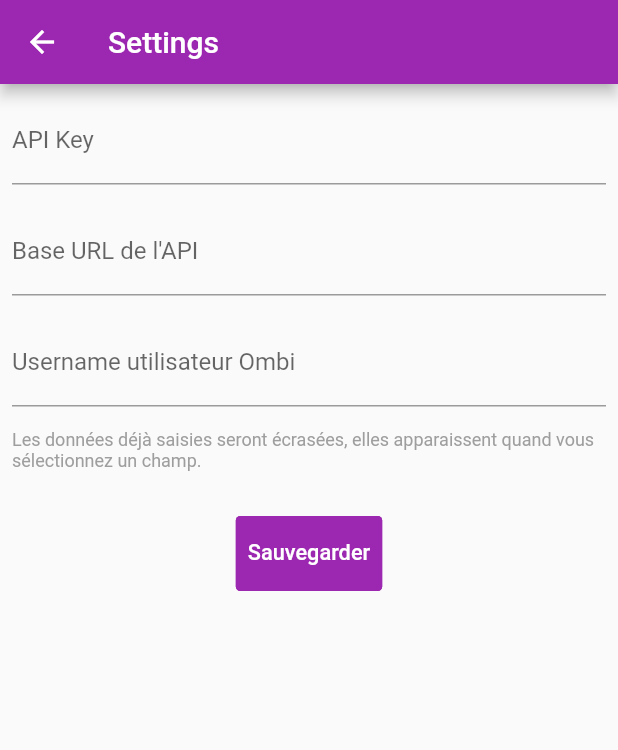
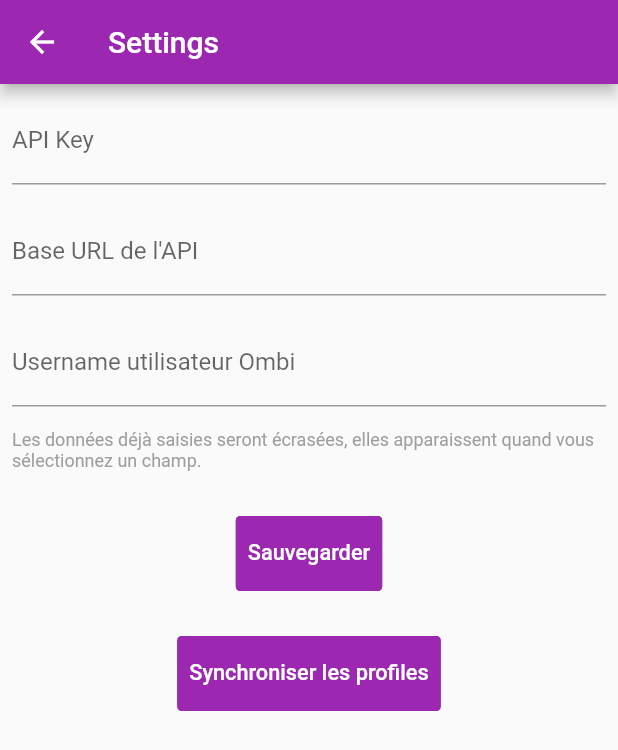
Before and after one commit to RubenVP2/ombi-requester, a Flutter app: the screen it shows after launch, after a tap on the "settings" icon, on a phone screen of 412 x 824 dp. Shown: the top 750 px of the screen. Run offline on Flutter 3.47's test engine with Material 2 defaults, Android fonts, the phone set to English and light mode, and no system bars; drawn by our look-alikes of getwidget; our stand-ins replace adaptive_theme, shared_preferences.

Commit message:
Ajout de la récupération des profiles Sonarr

```diff
--- a/lib/Screen/Settings.dart
+++ b/lib/Screen/Settings.dart
@@ -1,5 +1,7 @@
 import 'package:flutter/material.dart';
+import 'package:fluttertest/Service/http_service.dart';
 import 'package:getwidget/getwidget.dart';
+import 'package:intl/intl.dart';
 import '../globals.dart';
 
 class SettingsPage extends StatefulWidget {
@@ -11,6 +13,11 @@ class SettingsPage extends StatefulWidget {
 
 class _SettingsPageState extends State<SettingsPage> {
 
+  HttpService httpService = HttpService();
+
+  bool _isLoading = false;
+
+  // Controller for the text field
   final textControllerApiKey = TextEditingController();
   final textControllerBaseUrl = TextEditingController();
   final textControllerUsername = TextEditingController();
@@ -28,7 +35,6 @@ class _SettingsPageState extends State<SettingsPage> {
     textControllerBaseUrl.text.isNotEmpty ? App.localStorage?.setString('baseUrl', textControllerBaseUrl.text) : null;
     textControllerUsername.text.isNotEmpty ? App.localStorage?.setString('username', textControllerUsername.text) : null;
   }
-
 
   @override
   initState() {
@@ -106,6 +112,49 @@ class _SettingsPageState extends State<SettingsPage> {
                 },
                 text: 'Sauvegarder',
               ),
+              const SizedBox(height: 30),
+              // Button pour sync les profiles de radarr
+              _isLoading
+                  ?
+              const Padding(
+                  padding: const EdgeInsets.all(8.0),
+                  child: const CircularProgressIndicator(),
+                )
+                  :
+              GFButton(
+                color: Colors.purple,
+                size: GFSize.LARGE,
+                onPressed: () {
+                  setState(() => _isLoading = true);
+                  // Enregistrement en localStorage de la date courante pour la synchronisation formatter jj/mm/aaaa hh:mm:ss
+                  App.localStorage?.setString('lastSync', DateFormat('yyyy-MM-dd – kk:mm').format(DateTime.now()));
+                  httpService.syncProfiles().then((value) {
+                    GFToast.showToast(
+                      value,
+                      context,
+                      toastPosition: GFToastPosition.BOTTOM,
+                      toastDuration: 3,
+                      backgroundColor: Colors.purple,
+                      trailing: const Icon(
+                        Icons.info,
+                        color: Colors.black,
+                      ),
+                    );
+                  });
+                  setState(() => _isLoading = false);
+                },
+                text: 'Synchroniser les profiles',
+              ),
+              // Show last sync
+              const SizedBox(height: 15),
+              Text(
+                App.localStorage?.getString('lastSync') == null ? '' : 'Dernière synchronisation : ${App.localStorage?.getString('lastSync')}',
+                style:  const TextStyle(
+                  fontSize: 12,
+                  fontWeight: FontWeight.normal,
+                  color: Colors.grey,
+                ),
+              ),
             ],
           ),
         ),
--- a/lib/Service/http_service.dart
+++ b/lib/Service/http_service.dart
@@ -34,7 +34,7 @@ class HttpService {
 
     try {
       res = await get(url, headers: {
-        "ApiKey": "8d116c0af172470f83a9b454e1ea7bb2"
+        "ApiKey": apiKey,
       }
       );
     } catch (e) {
@@ -70,7 +70,7 @@ class HttpService {
     // Encode Map to JSON
     var body = jsonEncode(data);
     // Envoi de la requête
-    Response res = await post(url, headers: {"Content-Type": "application/json", "ApiKey": "8d116c0af172470f83a9b454e1ea7bb2", "UserName": "ruben"}, body: body);
+    Response res = await post(url, headers: {"Content-Type": "application/json", "ApiKey": apiKey, "UserName": username}, body: body);
 
     if ( res.statusCode == 200 ) {
       var body = jsonDecode(res.body);
@@ -88,7 +88,7 @@ class HttpService {
     var url = Uri.parse("$baseUrl/v1/Request/movie");
 
     Response res = await get(url, headers: {
-        "ApiKey": "8d116c0af172470f83a9b454e1ea7bb2"
+        "ApiKey": apiKey,
       }
     );
 
@@ -101,4 +101,27 @@ class HttpService {
     }
   }
 
+  ///
+  /// Récupère tous les profiles Radarr disponibles
+  ///
+  Future<String> syncProfiles() async {
+    var url = Uri.parse("$baseUrl/v1/Radarr/Profiles");
+
+    Response res = await get(url, headers: {
+        "ApiKey": apiKey,
+      }
+    );
+
+    if (res.statusCode == 200) {
+      List<dynamic> body = jsonDecode(res.body);
+      // Convertir chaque objet json en string
+      List<String> profiles = body.map((dynamic item) => item.toString()).toList();
+      // Sauvegarde des profiles dans le localStorage
+      App.localStorage?.setStringList('profiles', profiles);
+      return "Données bien récupérées : ${profiles.length} profils trouvés.";
+    } else {
+      return "Erreur de récupération des données";
+    }
+  }
+
 }
--- a/pubspec.yaml
+++ b/pubspec.yaml
@@ -38,6 +38,7 @@ dependencies:
   getwidget: ^2.0.5
   adaptive_theme: ^3.0.0
   shared_preferences: ^2.0.15
+  intl: 0.17.0
 
 dev_dependencies:
   flutter_test:
```
Also changed, not shown: pubspec.lock.
